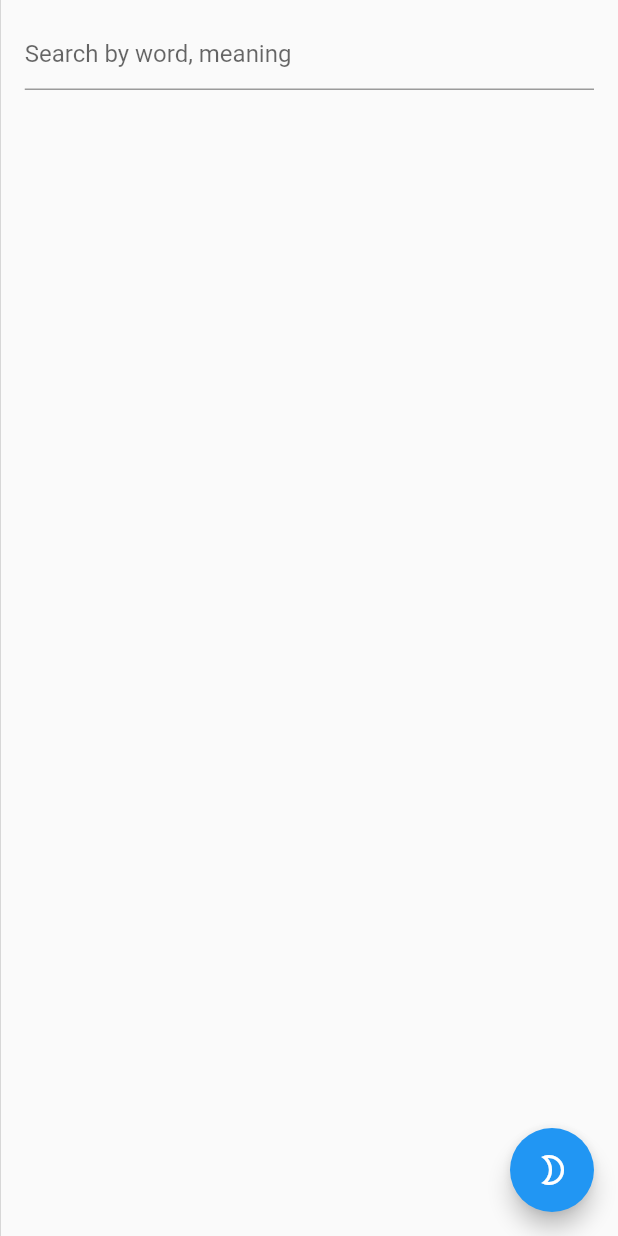
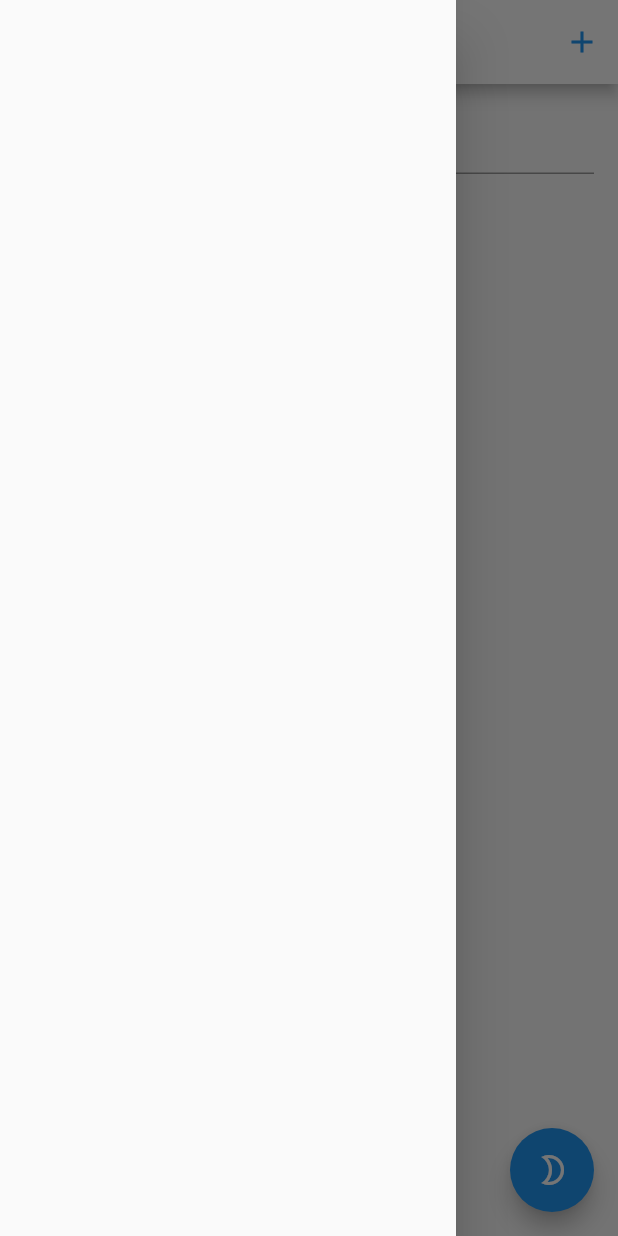
Before and after one commit to maheshj01/vocabhub, a Flutter app: the screen it shows after launch, with the side drawer open (before the commit the screen has no drawer), on a phone screen of 412 x 824 dp. Run offline on Flutter 3.47's test engine with Material 2 defaults, Android fonts, the phone set to English and light mode, and no system bars; our stand-ins replace logger, supabase; missing offline and left inert: dart:js, postgrest; accounts and stored records are empty.

Commit message:
add a responsive drawer

```diff
--- a/lib/constants/colors.dart
+++ b/lib/constants/colors.dart
@@ -3,3 +3,4 @@ import 'package:flutter/material.dart';
 /// declare colors here
 ///
 const Color primaryGreen = Color(0xff4c9648);
+const Color primaryBlue = Colors.blueAccent;
--- a/lib/constants/const.dart
+++ b/lib/constants/const.dart
@@ -2,6 +2,7 @@
 
 const BASE_URL = '';
 const CONFIG_URL = 'https://bisasplfdnyiiggonpcx.supabase.co';
+const SOURCE_CODE_URL = 'https://github.com/maheshmnj/vocabhub';
 const MOBILE_WIDTH = 500.0;
 const TABLET_WIDTH = 800.0;
 const TABLE_NAME = 'vocabsheet';
--- a/lib/main.dart
+++ b/lib/main.dart
@@ -1,15 +1,16 @@
 import 'package:flutter/foundation.dart';
 import 'package:flutter/material.dart';
 import 'package:vocabhub/pages/home.dart';
+import 'constants/colors.dart';
 import 'constants/constants.dart' show APP_TITLE;
 
 void main() {
-  runApp(MyApp());
+  runApp(VocabApp());
 }
 
 final ValueNotifier<bool> darkNotifier = ValueNotifier<bool>(false);
 
-class MyApp extends StatelessWidget {
+class VocabApp extends StatelessWidget {
   @override
   Widget build(BuildContext context) {
     return ValueListenableBuilder<bool>(
@@ -17,9 +18,11 @@ class MyApp extends StatelessWidget {
         builder: (context, bool isDark, Widget? child) {
           return MaterialApp(
             title: '$APP_TITLE',
-            debugShowCheckedModeBanner: kDebugMode,
+            debugShowCheckedModeBanner: !kDebugMode,
             darkTheme: ThemeData.dark(),
-            theme: ThemeData(primaryColor: Colors.blueAccent),
+            theme: ThemeData(
+                primaryColor: Colors.blueAccent,
+                iconTheme: IconThemeData(color: primaryBlue)),
             themeMode: isDark ? ThemeMode.dark : ThemeMode.light,
             home: MyHomePage(title: '$APP_TITLE'),
           );
--- a/lib/pages/home.dart
+++ b/lib/pages/home.dart
@@ -3,6 +3,7 @@ import 'package:vocabhub/constants/constants.dart';
 import 'package:vocabhub/main.dart';
 import 'package:vocabhub/models/word_model.dart';
 import 'package:vocabhub/services/supastore.dart';
+import 'package:vocabhub/utils/utility.dart';
 import 'package:vocabhub/widgets/search.dart';
 import 'package:vocabhub/widgets/widgets.dart';
 import 'package:vocabhub/widgets/worddetail.dart';
@@ -35,6 +36,33 @@ class _MyHomePageState extends State<MyHomePage> {
   Widget build(BuildContext context) {
     return LayoutBuilder(builder: (_, constraints) {
       return Scaffold(
+        drawer: constraints.maxWidth <= MOBILE_WIDTH ? Drawer() : null,
+        appBar: AppBar(
+          backgroundColor: Colors.white,
+          iconTheme: Theme.of(context).iconTheme,
+          centerTitle: constraints.maxWidth <= MOBILE_WIDTH ? true : false,
+          title: Text(
+            '$APP_TITLE',
+            style: TextStyle(color: primaryBlue),
+          ),
+          actions: [
+            constraints.maxWidth <= MOBILE_WIDTH
+                ? Container()
+                : IconButton(
+                    icon: Image.asset('assets/github.png'),
+                    onPressed: () {
+                      launchUrl(SOURCE_CODE_URL, isNewTab: false);
+                    },
+                  ),
+            IconButton(
+              icon: Icon(
+                Icons.add,
+                color: Colors.blue,
+              ),
+              onPressed: () {},
+            )
+          ],
+        ),
         floatingActionButton: FloatingActionButton(
           onPressed: () {
             darkNotifier.value = !darkNotifier.value;
--- a/lib/utils/utility.dart
+++ b/lib/utils/utility.dart
@@ -1,13 +1,5 @@
+import 'dart:js' as js;
 import 'package:flutter/material.dart';
-
-/**
- *
- * A utility class containing all the helper functions
- * to keep your code clean and readable and helping to maintain
- * the Single responsibility princple
- */
-
-int squareOfNumber(int x) => x * x;
 
 void showMessage(BuildContext context, String message,
     {Duration duration = const Duration(seconds: 2),
@@ -20,3 +12,7 @@ void showMessage(BuildContext context, String message,
         : SnackBarAction(label: 'ACTION', onPressed: onPressed),
   ));
 }
+
+void launchUrl(String url, {bool isNewTab = true}) {
+  js.context.callMethod('open', ['$url', isNewTab ? '_blank' : '_self']);
+}
--- /dev/null
+++ b/lib/widgets/drawer.dart
@@ -0,0 +1,15 @@
+import 'package:flutter/material.dart';
+
+class Drawer extends StatefulWidget {
+  const Drawer({Key? key}) : super(key: key);
+
+  @override
+  _DrawerState createState() => _DrawerState();
+}
+
+class _DrawerState extends State<Drawer> {
+  @override
+  Widget build(BuildContext context) {
+    return Container();
+  }
+}
--- a/lib/widgets/widgets.dart
+++ b/lib/widgets/widgets.dart
@@ -1,10 +1,4 @@
 import 'package:flutter/material.dart';
-
-/**
- * Small helper widgets go here in this page
- * for custom large widgets consider creating
- * a separate file under lib/widgets
- */
 
 void removeFocus(BuildContext context) => FocusScope.of(context).unfocus();
 
```
Also changed, not shown: assets/github.png (added), 1 other file.
